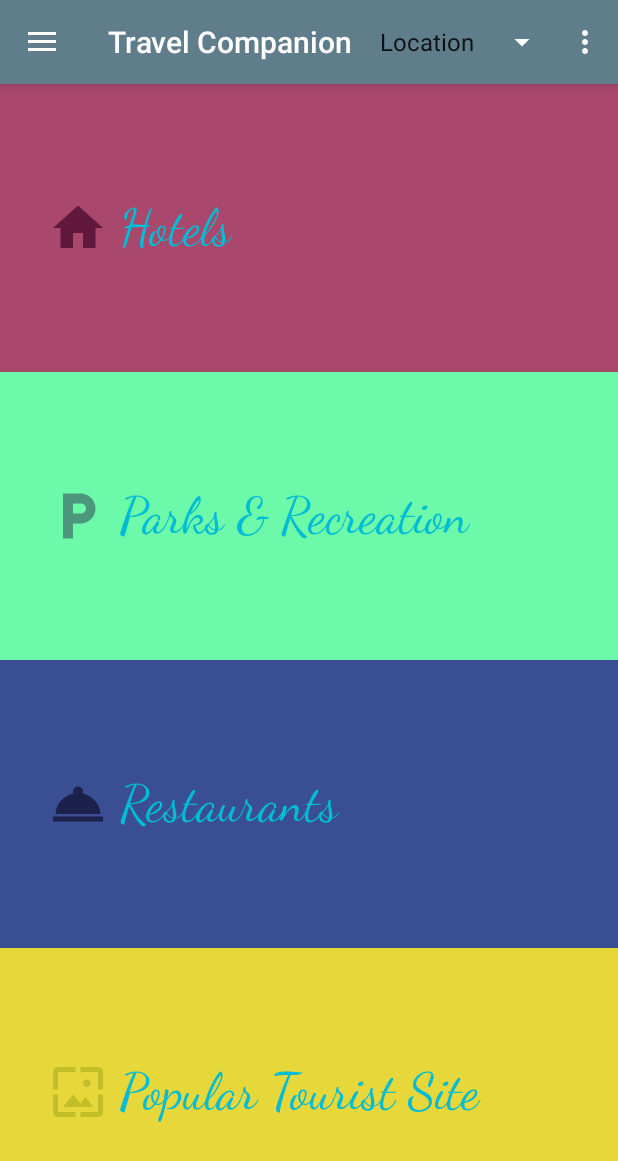
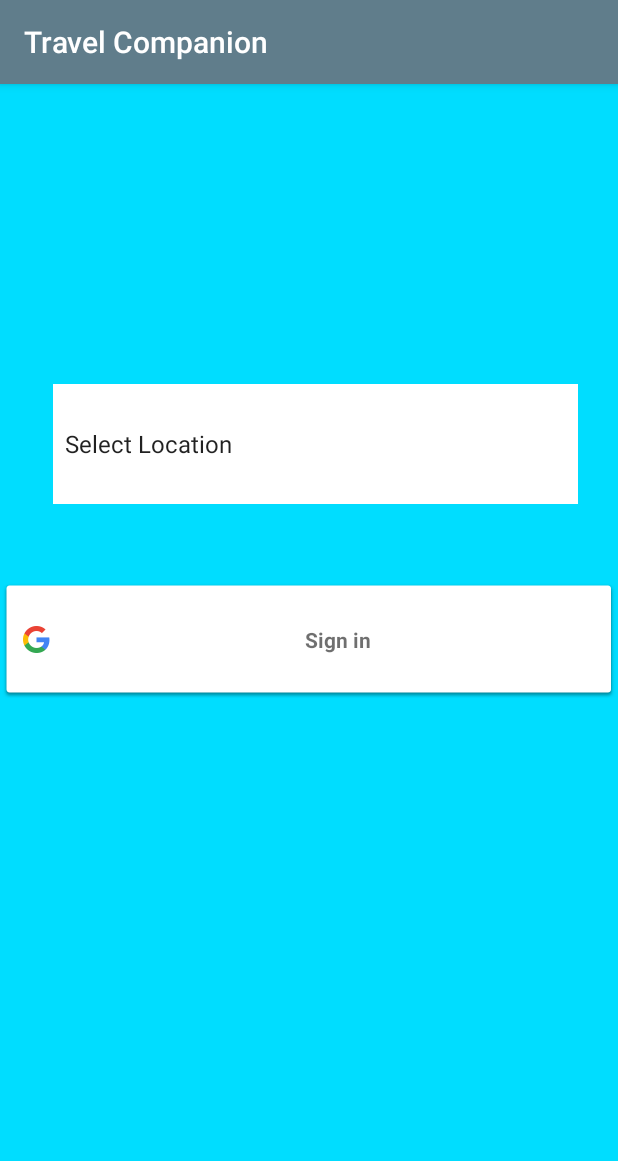
Before and after one commit to probs0809/City-Guide-App, an Android app: the screen it shows after launch (MainActivity before the commit, Login after it), on a phone screen of 412 x 824 dp. Shown: the top 1161 px of the screen. Run offline under Robolectric (Android 15) with nearby library versions, the phone set to English and light mode, and no system bars; our stand-ins replace Firebase (no records; nobody signed in at launch, a user with empty details on screens opened directly).

Commit message:
Login Introduced

```diff
--- a/app/build.gradle
+++ b/app/build.gradle
@@ -23,6 +23,7 @@ android {
 dependencies {
     implementation fileTree(dir: 'libs', include: ['*.jar'])
     implementation 'com.google.firebase:firebase-database:16.0.4'
+    implementation 'com.google.firebase:firebase-auth:16.0.5'
     androidTestImplementation('androidx.test.espresso:espresso-core:3.1.0', {
         exclude group: 'com.android.support', module: 'support-annotations'
     })
@@ -30,5 +31,7 @@ dependencies {
     implementation 'androidx.constraintlayout:constraintlayout:1.1.3'
     implementation 'androidx.legacy:legacy-support-v4:1.0.0'
     implementation 'com.google.android.material:material:1.0.0'
+    implementation 'com.google.android.gms:play-services-auth:16.0.0'
+    implementation 'com.firebaseui:firebase-ui-auth:4.3.1'
     testImplementation 'junit:junit:4.12'
 }
--- a/app/src/main/java/com/javamini/TravelCompanion/HotelsActivity.java
+++ b/app/src/main/java/com/javamini/TravelCompanion/HotelsActivity.java
@@ -31,7 +31,7 @@ public class HotelsActivity extends AppCompatActivity {
         setContentView(R.layout.place_list);
 
 
-        Intent i = new Intent();
+        Intent i = getIntent();
         String location = i.getStringExtra("Location");
 
         final ArrayList<Place> places = new ArrayList<Place>();
--- /dev/null
+++ b/app/src/main/java/com/javamini/TravelCompanion/Login.java
@@ -0,0 +1,192 @@
+package com.javamini.TravelCompanion;
+
+import androidx.annotation.NonNull;
+import androidx.annotation.Nullable;
+import androidx.appcompat.app.AppCompatActivity;
+
+import android.content.Intent;
+import android.os.Bundle;
+import android.util.Log;
+import android.view.MenuItem;
+import android.view.View;
+import android.widget.AdapterView;
+import android.widget.ArrayAdapter;
+import android.widget.Button;
+import android.widget.Spinner;
+import android.widget.TextView;
+import android.widget.Toast;
+
+import com.google.android.gms.auth.api.signin.GoogleSignIn;
+import com.google.android.gms.auth.api.signin.GoogleSignInAccount;
+import com.google.android.gms.auth.api.signin.GoogleSignInClient;
+import com.google.android.gms.auth.api.signin.GoogleSignInOptions;
+import com.google.android.gms.common.SignInButton;
+import com.google.android.gms.common.api.ApiException;
+import com.google.android.gms.tasks.OnCompleteListener;
+import com.google.android.gms.tasks.Task;
+import com.google.firebase.auth.AuthCredential;
+import com.google.firebase.auth.AuthResult;
+import com.google.firebase.auth.FirebaseAuth;
+import com.google.firebase.auth.FirebaseUser;
+import com.google.firebase.auth.GoogleAuthProvider;
+import com.google.firebase.database.DataSnapshot;
+import com.google.firebase.database.DatabaseError;
+import com.google.firebase.database.DatabaseReference;
+import com.google.firebase.database.FirebaseDatabase;
+import com.google.firebase.database.ValueEventListener;
+
+import java.util.ArrayList;
+import java.util.Locale;
+
+public class Login extends AppCompatActivity implements AdapterView.OnItemSelectedListener {
+    private static final int RC_SIGN_IN = 9001;
+    GoogleSignInClient mGoogleSignInClient;
+    FirebaseDatabase database;
+    DatabaseReference myRef;
+    Spinner location;
+    int exitCounter = 0;
+    private FirebaseAuth mAuth;
+    DatabaseReference mDatabase;
+    int locationInt = 0;
+
+    ArrayList<String> locationData = new ArrayList<String>();
+    private String TAG = "FIREBASE :: ";
+
+    @Override
+    protected void onCreate(Bundle savedInstanceState) {
+        super.onCreate(savedInstanceState);
+        setContentView(R.layout.activity_login);
+
+        SignInButton signin =(SignInButton) findViewById(R.id.btn_sign_in);
+
+        location = (Spinner)findViewById(R.id.spin);
+        location.setOnItemSelectedListener(this);
+
+        // Configure Google Sign In
+        GoogleSignInOptions gso = new GoogleSignInOptions.Builder(GoogleSignInOptions.DEFAULT_SIGN_IN)
+                .requestIdToken(getString(R.string.default_web_client_id))
+                .requestEmail()
+                .build();
+        mGoogleSignInClient = GoogleSignIn.getClient(this, gso);
+
+        mAuth = FirebaseAuth.getInstance();
+
+        database = FirebaseDatabase.getInstance();
+
+
+        mDatabase = FirebaseDatabase.getInstance().getReference("/Location");
+        locationData.add("Select Location");
+        locationData.add("Location");
+
+
+        mDatabase.addListenerForSingleValueEvent(new ValueEventListener() {
+            @Override
+            public void onDataChange(@NonNull DataSnapshot dataSnapshot) {
+                for(DataSnapshot ds : dataSnapshot.getChildren()){
+                    locationData.add(ds.getValue().toString());
+
+                }
+            }
+
+            @Override
+            public void onCancelled(@NonNull DatabaseError databaseError) {
+
+            }
+        });
+
+        ArrayAdapter aa = new ArrayAdapter(this,android.R.layout.simple_spinner_item,locationData);
+        aa.setDropDownViewResource(android.R.layout.simple_spinner_dropdown_item);
+        //Setting the ArrayAdapter data on the Spinner
+        location.setAdapter(aa);
+
+
+        signin.setOnClickListener(new View.OnClickListener() {
+            @Override
+            public void onClick(View view) {
+                if(locationData.get(locationInt).equals("Select Location")){
+                    Toast.makeText(getApplicationContext(),"Please Input Location", Toast.LENGTH_LONG).show();
+                }else{
+                    signIn();
+                }
+            }
+        });
+
+    }
+
+
+
+
+
+    private void firebaseAuthWithGoogle(GoogleSignInAccount acct) {
+        AuthCredential credential = GoogleAuthProvider.getCredential(acct.getIdToken(), null);
+        mAuth.signInWithCredential(credential)
+                .addOnCompleteListener(this, new OnCompleteListener<AuthResult>() {
+                    @Override
+                    public void onComplete(@NonNull Task<AuthResult> task) {
+                        if (task.isSuccessful()) {
+                            FirebaseUser user = mAuth.getCurrentUser();
+                            myRef = database.getReference("Users/" + user.getUid() + "/email");
+                            myRef.setValue(user.getEmail());
+                            myRef = database.getReference("Users/" + user.getUid() + "/name");
+                            myRef.setValue(user.getDisplayName());
+//                            myRef = database.getReference("Users/" + user.getUid() + "/FCMID");
+//                            myRef.setValue(FirebaseInstanceId.getInstance().getInstanceId());
+                            myRef = database.getReference("Users/" + user.getUid() + "/UID");
+                            myRef.setValue(user.getUid());
+                            myRef = database.getReference("Users/" + user.getUid() + "/photoURL");
+                            myRef.setValue(user.getPhotoUrl().toString());
+                            myRef = database.getReference("Users/" + user.getUid() + "/location");
+                            myRef.setValue(locationData.get(locationInt));
+                            startActivity(new Intent(Login.this, MainActivity.class));
+                        } else {
+                            Toast.makeText(getApplicationContext(), "Error Signing in...", Toast.LENGTH_LONG).show();
+                        }
+                    }
+                });
+    }
+
+    private void signIn() {
+        Intent signInIntent = mGoogleSignInClient.getSignInIntent();
+        startActivityForResult(signInIntent, RC_SIGN_IN);
+    }
+
+
+    @Override
+    public void onStart() {
+        super.onStart();
+        // Check if user is signed in (non-null) and update UI accordingly.
+        FirebaseUser currentUser = mAuth.getCurrentUser();
+        if (currentUser != null) {
+            startActivity(new Intent(Login.this, MainActivity.class));
+        }
+    }
+
+    @Override
+    public void onActivityResult(int requestCode, int resultCode, Intent data) {
+        super.onActivityResult(requestCode, resultCode, data);
+
+        // Result returned from launching the Intent from GoogleSignInApi.getSignInIntent(...);
+        if (requestCode == RC_SIGN_IN) {
+            Task<GoogleSignInAccount> task = GoogleSignIn.getSignedInAccountFromIntent(data);
+            try {
+                // Google Sign In was successful, authenticate with Firebase
+                GoogleSignInAccount account = task.getResult(ApiException.class);
+                firebaseAuthWithGoogle(account);
+            } catch (ApiException e) {
+                // Google Sign In failed, update UI appropriately
+                Log.w(TAG, "Google sign in failed", e);
+                // ...
+            }
+        }
+    }
+
+    @Override
+    public void onItemSelected(AdapterView<?> adapterView, View view, int i, long l) {
+        locationInt = i;
+    }
+
+    @Override
+    public void onNothingSelected(AdapterView<?> adapterView) {
+
+    }
+}
--- a/app/src/main/java/com/javamini/TravelCompanion/ParksActivity.java
+++ b/app/src/main/java/com/javamini/TravelCompanion/PghActivity.java
@@ -20,14 +20,14 @@ import com.google.firebase.database.ValueEventListener;
 import java.util.ArrayList;
 
 
-public class ParksActivity extends AppCompatActivity {
+public class PghActivity extends AppCompatActivity {
     DatabaseReference mDatabase;
     @Override
     protected void onCreate(Bundle savedInstanceState) {
         super.onCreate(savedInstanceState);
         setContentView(R.layout.place_list);
 
-        Intent i = new Intent();
+        Intent i = getIntent();
         String location = i.getStringExtra("Location");
 
         final ArrayList<Place> places = new ArrayList<>();
--- a/app/src/main/java/com/javamini/TravelCompanion/RestaurantsActivity.java
+++ b/app/src/main/java/com/javamini/TravelCompanion/RestaurantsActivity.java
@@ -31,7 +31,7 @@ public class RestaurantsActivity extends AppCompatActivity {
 
         setContentView(R.layout.place_list);
 
-        Intent i = new Intent();
+        Intent i = getIntent();
         String location = i.getStringExtra("Location");
         final ArrayList<Place> places = new ArrayList<>();
 
--- a/app/src/main/java/com/javamini/TravelCompanion/SplashScreenActivity.java
+++ b/app/src/main/java/com/javamini/TravelCompanion/SplashScreenActivity.java
@@ -38,7 +38,7 @@ public class SplashScreenActivity extends AppCompatActivity {
     }
 
     public void launchMainActivity() {
-        Intent launchMain = new Intent(SplashScreenActivity.this, MainActivity.class);
+        Intent launchMain = new Intent(SplashScreenActivity.this, Login.class);
         startActivity(launchMain);
     }
 }
--- /dev/null
+++ b/app/src/main/res/layout/activity_login.xml
@@ -0,0 +1,27 @@
+<?xml version="1.0" encoding="utf-8"?>
+<RelativeLayout xmlns:android="http://schemas.android.com/apk/res/android"
+    xmlns:app="http://schemas.android.com/apk/res-auto"
+    xmlns:tools="http://schemas.android.com/tools"
+    android:layout_width="match_parent"
+    android:layout_height="match_parent"
+    android:background="@android:color/holo_blue_bright"
+    tools:context=".Login">
+
+    <androidx.appcompat.widget.AppCompatSpinner
+        android:id="@+id/spin"
+        android:layout_width="350dp"
+        android:layout_height="80dp"
+        android:layout_marginStart="35dp"
+        android:layout_marginTop="200dp"
+        android:background="@android:color/white"
+        />
+
+    <com.google.android.gms.common.SignInButton
+        android:id="@+id/btn_sign_in"
+        android:layout_marginTop="330dp"
+        android:layout_width="fill_parent"
+        android:layout_height="80dp"
+        android:layout_marginBottom="20dp" />
+
+
+</RelativeLayout>
--- a/app/src/main/res/values/strings.xml
+++ b/app/src/main/res/values/strings.xml
@@ -2,7 +2,7 @@
     <string name="app_name">Travel Companion</string>
     <string name="hotels">Hotels</string>
     <string name="restaurants">Restaurants</string>
-    <string name="parks">Parks &amp; Recreation</string>
+    <string name="parks">Paying Guest\'s and hostel\'s</string>
     <string name="tourist_site">Popular Tourist Site</string>
     <string name="change_location">Change Location</string>
 
```
Also changed, not shown: app/src/main/AndroidManifest.xml (+13 -12 lines), app/src/main/java/com/javamini/TravelCompanion/MainActivity.java (+20 -16 lines), app/src/main/java/com/javamini/TravelCompanion/Place.java (+24 -11 lines), app/src/main/java/com/javamini/TravelCompanion/PlaceAdapter.java (+77 -3 lines), app/src/main/java/com/javamini/TravelCompanion/PlaceFirebase.java (added, +80 -0 lines), app/src/main/java/com/javamini/TravelCompanion/TouristsActivity.java (+22 -16 lines), 1 other file.
